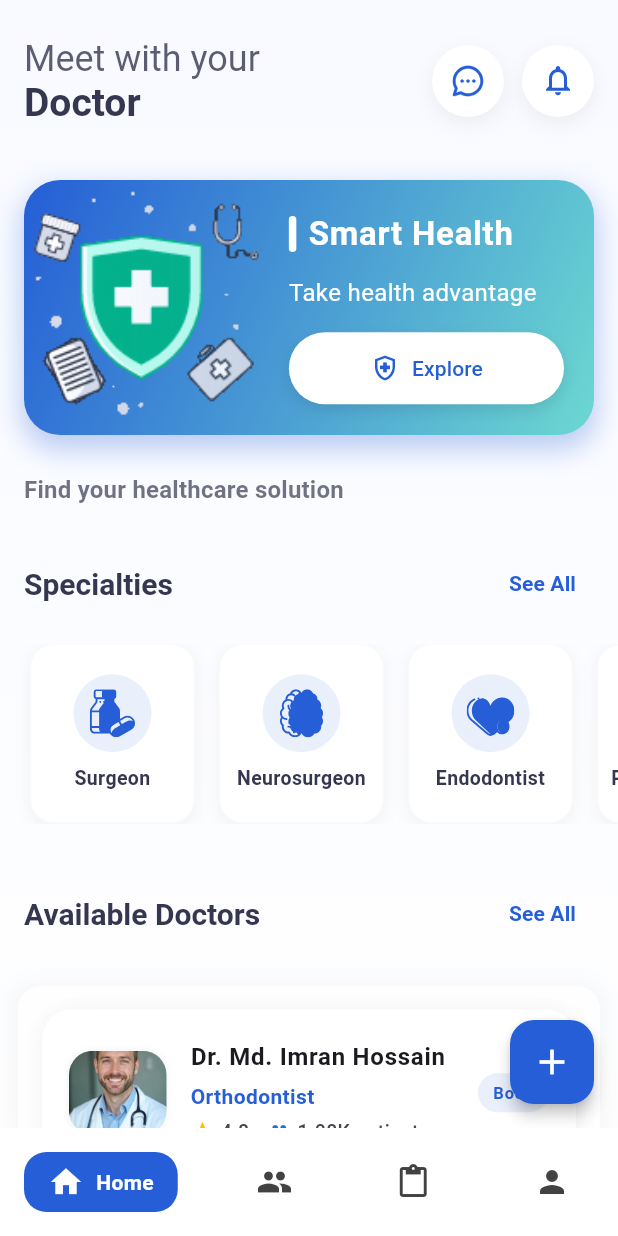
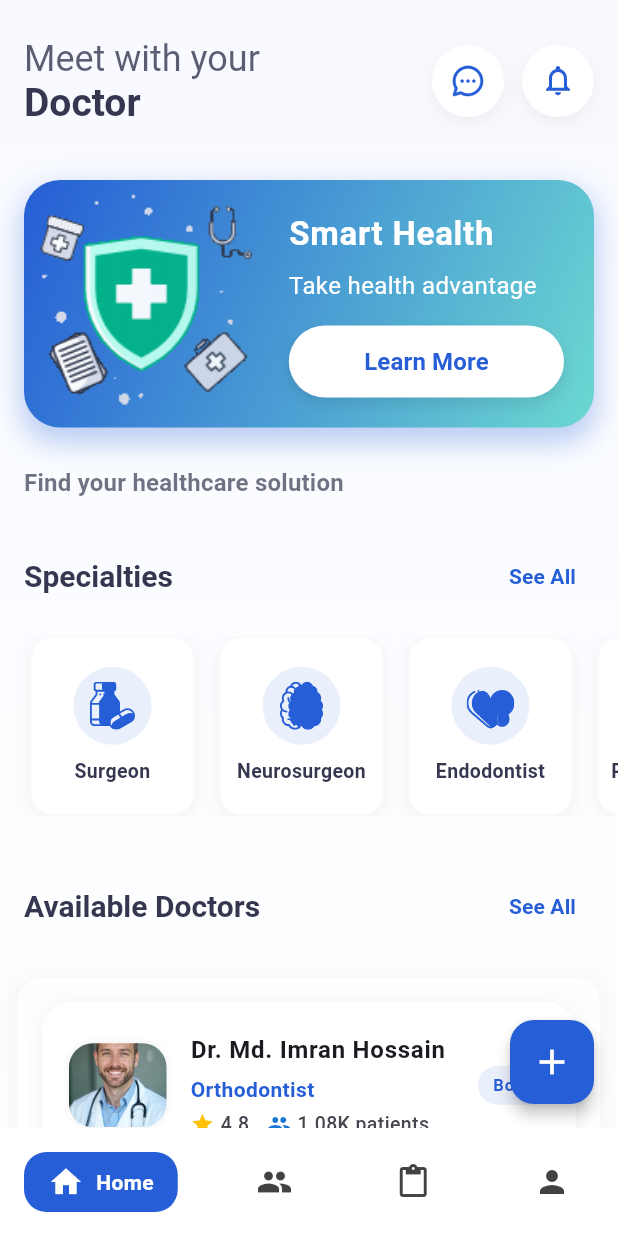
Before and after one commit to tanvir-robin/E-Health-Solution, a Flutter app: the screen it shows once a user with an empty profile is signed in, on a phone screen of 412 x 824 dp. Run offline on Flutter 3.47's test engine with Material 3 defaults, Android fonts, the light colour scheme and no system bars; drawn by our look-alikes of google_nav_bar; our stand-ins replace cloud_firestore, firebase_auth, firebase_core, flutter_easyloading, flutter_svg, form_field_validator and 4 more; missing offline and left inert: flutter_sslcommerz, mailer; accounts and stored records are empty; Roboto replaces fonts that are missing (Poppins).

Commit message:
fix:adnrodi

```diff
--- a/lib/screens/home/top_card.dart
+++ b/lib/screens/home/top_card.dart
@@ -44,7 +44,8 @@ class HealthcareCard extends StatelessWidget {
             Hero(
               tag: 'health-gif',
               child: ClipRRect(
-                borderRadius: const BorderRadius.horizontal(left: Radius.circular(24)),
+                borderRadius:
+                    const BorderRadius.horizontal(left: Radius.circular(24)),
                 child: ShaderMask(
                   shaderCallback: (Rect bounds) {
                     return LinearGradient(
@@ -56,7 +57,7 @@ class HealthcareCard extends StatelessWidget {
                   blendMode: BlendMode.dstIn,
                   child: Image.asset(
                     gifUrl,
-                    height: 170,
+                    height: 160,
                     width: screenWidth * 0.38, // Adjust width dynamically
                     fit: BoxFit.cover,
                   ),
@@ -72,17 +73,6 @@ class HealthcareCard extends StatelessWidget {
                   crossAxisAlignment: CrossAxisAlignment.start,
                   mainAxisAlignment: MainAxisAlignment.center,
                   children: [
-                    Row(
-                      children: [
-                        Container(
-                          height: 24,
-                          width: 5,
-                          decoration: BoxDecoration(
-                            color: Colors.white,
-                            borderRadius: BorderRadius.circular(4),
-                          ),
-                        ),
-                        const SizedBox(width: 8),
                     Text(
                       title,
                       style: const TextStyle(
@@ -92,9 +82,7 @@ class HealthcareCard extends StatelessWidget {
                         letterSpacing: 0.5,
                       ),
                     ),
-                      ],
-                    ),
-                    const SizedBox(height: 12),
+                    const SizedBox(height: 8),
                     Text(
                       description,
                       style: const TextStyle(
@@ -118,16 +106,11 @@ class HealthcareCard extends StatelessWidget {
                           ),
                         ],
                       ),
-                      child: ElevatedButton.icon(
+                      child: ElevatedButton(
                         onPressed: () {},
-                        icon: const Icon(
-                          Icons.health_and_safety_outlined,
-                          size: 20,
-                        ),
-                        label: const Text('Explore'),
                         style: ElevatedButton.styleFrom(
                           padding: const EdgeInsets.symmetric(
-                            horizontal: 20.0,
+                            horizontal: 24.0,
                             vertical: 12.0,
                           ),
                           backgroundColor: Colors.white,
@@ -136,6 +119,13 @@ class HealthcareCard extends StatelessWidget {
                             borderRadius: BorderRadius.circular(30),
                           ),
                           elevation: 0,
+                        ),
+                        child: const Text(
+                          'Learn More',
+                          style: TextStyle(
+                            fontSize: 16,
+                            fontWeight: FontWeight.bold,
+                          ),
                         ),
                       ),
                     ),
--- a/lib/screens/payment/payment_page.dart
+++ b/lib/screens/payment/payment_page.dart
@@ -43,8 +43,8 @@ class _PaymentPageState extends State<PaymentPage> {
         currency: SSLCurrencyType.BDT,
         product_category: "Health",
         sdkType: SSLCSdkType.TESTBOX,
-        store_id: "your_ssl_commerz_store_id",
-        store_passwd: "store_password",
+        store_id: "algor670ab401dbbcc",
+        store_passwd: "algor670ab401dbbcc@ssl",
         total_amount: payableAmount,
         tran_id: DateTime.now().millisecondsSinceEpoch.toString(),
       ),
```
Also changed, not shown: 171 other files. Lines whose indentation alone changed are shown as unchanged.
